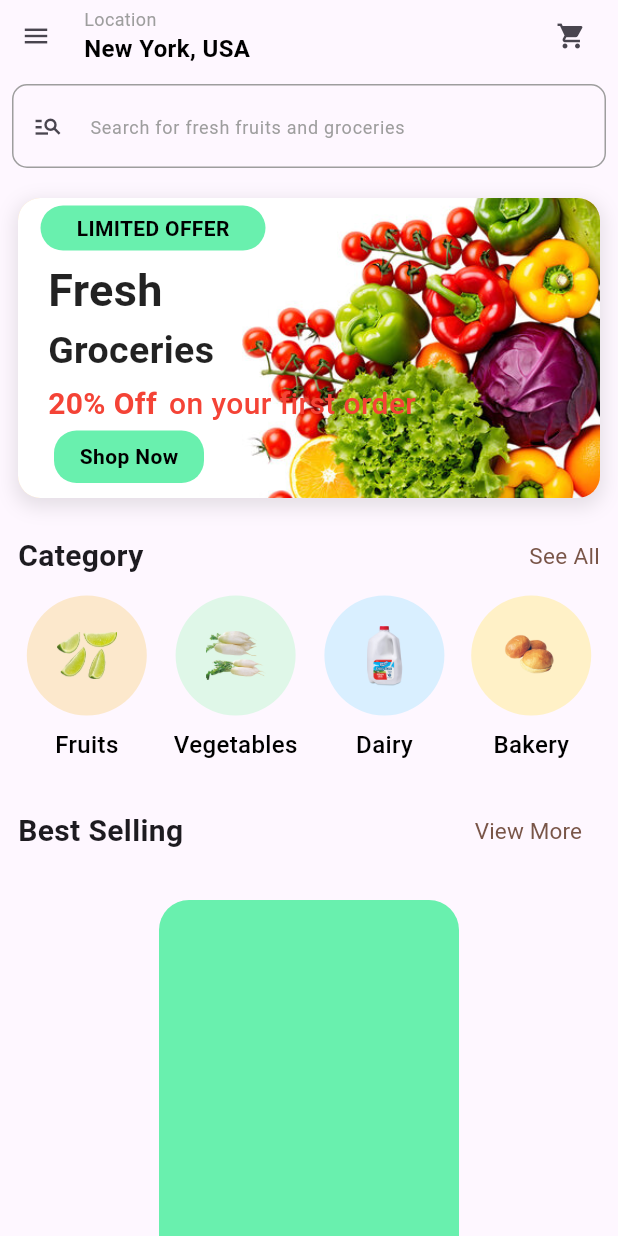
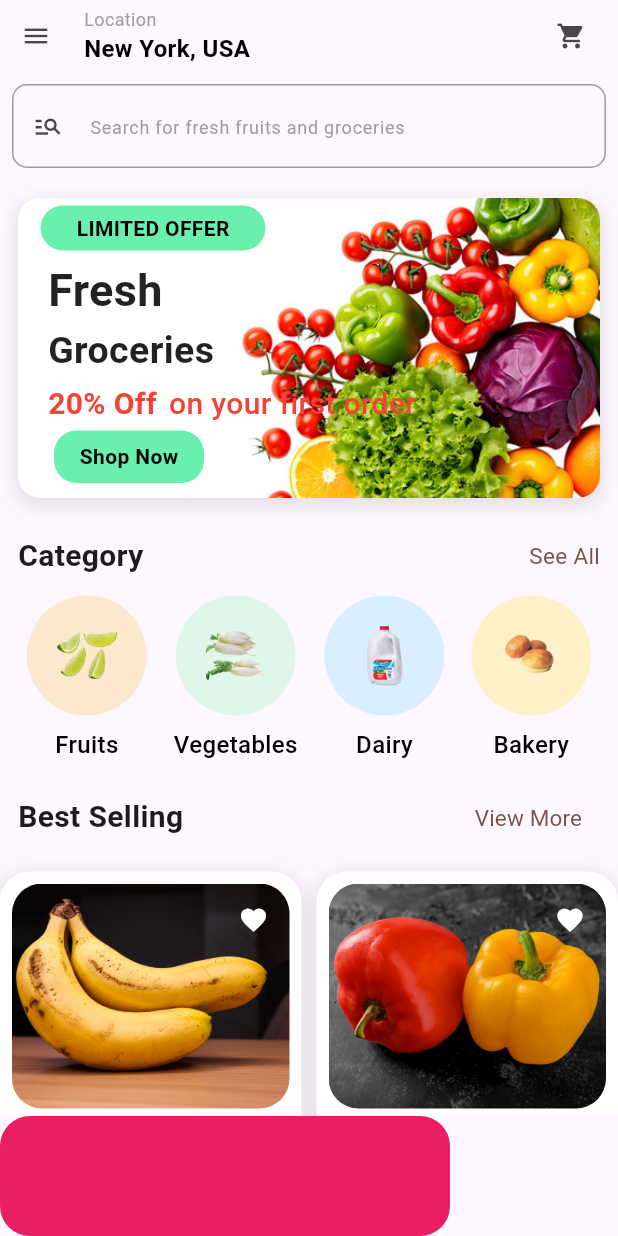
Before and after one commit to Khorsed-Alam/freshgrocery, a Flutter app: the screen it shows after launch, on a phone screen of 412 x 824 dp. Run offline on Flutter 3.47's test engine with Material 3 defaults, Android fonts, the phone set to English and light mode, and no system bars.

Commit message:
Selling Card product list

```diff
--- /dev/null
+++ b/lib/custom_widget/Selling_Card.dart
@@ -0,0 +1,123 @@
+import 'package:flutter/cupertino.dart';
+import 'package:flutter/material.dart';
+
+class Selling_Card extends StatelessWidget {
+
+  final String image;
+  final String name;
+  final String type;
+  final String weight;
+  final double price;
+
+  const Selling_Card({
+    required this.image,
+    required this.name,
+    required this.type,
+    required this.weight,
+    required this.price,
+    super.key,
+  });
+
+  @override
+  Widget build(BuildContext context) {
+    return Container(
+        height: 320,
+        width: 200,
+        decoration: BoxDecoration(
+            color: Colors.white,
+            borderRadius: BorderRadius.circular(20),
+            boxShadow:[
+              BoxShadow(
+                color: Colors.black.withOpacity(0.1),
+                blurRadius: 10,
+                spreadRadius: 2,
+                offset: const Offset(0, 4),
+              ),
+            ]
+        ),
+        child: Column(
+          children: [
+            Padding(
+              padding: const EdgeInsets.all(8.0),
+              child: Container(
+                height: 150,
+                width: 200,
+                decoration: BoxDecoration(
+                  borderRadius: BorderRadius.circular(20),
+                  image: DecorationImage(
+                    image: AssetImage(image),
+                    fit: BoxFit.cover,
+
+
+                  ),
+                ),
+                child: Positioned(
+                    top: 10,
+                    right: 10,
+                    child: Align(
+                      alignment: Alignment.topRight,
+                      child:  IconButton(onPressed: (){},
+                          icon: Icon(Icons.favorite,color: Colors.white, size: 20,)),)
+
+                ),
+
+
+              ),
+            ),
+            Padding(
+              padding: EdgeInsets.only(left: 15),
+              child: Column(
+                crossAxisAlignment: CrossAxisAlignment.start,
+                children: [
+                  Text(name,style: TextStyle(
+                    fontSize: 15,
+                    fontWeight: FontWeight.bold,
+                    color: Colors.black,
+                  ),),
+
+                  SizedBox(
+                    height: 1,
+                  ),  Text( type,style: TextStyle(
+                    fontSize: 20,
+                    fontWeight: FontWeight.bold,
+                    color: Colors.black,
+                  ),),
+
+                  SizedBox(
+                    height: 1,
+                  ),
+                  Text(weight, style: TextStyle(
+                    fontSize: 15,
+                    fontWeight: FontWeight.w400,
+                    color: Colors.black,
+                  ),),
+
+                  Padding(
+                    padding: EdgeInsets.all(8.0),
+                    child: Row(
+                      mainAxisAlignment: MainAxisAlignment.spaceBetween,
+                      children: [
+                        Text( price.toString(),style: TextStyle(
+                          fontSize: 15,
+                          fontWeight: FontWeight.bold,
+                          color: Colors.black,
+                        ),),
+                        SizedBox(
+                          width: 5,
+
+                        ),
+
+                        IconButton(onPressed: (){}, icon: Icon(Icons.add,color: Colors.brown,size: 20,))
+                      ],
+
+                    ),
+                  )
+
+                ],
+              ),
+            )
+          ],
+        )
+    );
+  }
+}
--- /dev/null
+++ b/lib/data/product_list.dart
@@ -0,0 +1,30 @@
+final List<Map<String, dynamic>> products = [
+  {
+    "image": "assets/banana.jpg",
+    "name": "Banana",
+    "type": "Organic",
+    "weight": "1kg",
+    "price": 2.40,
+  },
+  {
+    "image": "assets/capsicum.jpg",
+    "name": "Vegetable",
+    "type": "Bell Pepper",
+    "weight": "2kg",
+    "price": 4.99,
+  },
+  {
+    "image": "assets/apple.jpg",
+    "name": "Apple",
+    "type": "Fresh",
+    "weight": "1kg",
+    "price": 3.20,
+  },
+  {
+    "image": "assets/orange.jpg",
+    "name": "Orange",
+    "type": "Juicy",
+    "weight": "1kg",
+    "price": 5.00,
+  },
+];
--- a/lib/screen/home.dart
+++ b/lib/screen/home.dart
@@ -1,5 +1,7 @@
 import 'package:flutter/material.dart';
+import '../data/product_list.dart';
 
+import '../custom_widget/Selling_Card.dart';
 import '../custom_widget/category_button.dart';
 
 class home extends StatelessWidget {
@@ -9,29 +11,22 @@ class home extends StatelessWidget {
   Widget build(BuildContext context) {
     return Scaffold(
       body: SafeArea(
+        child: SingleChildScrollView(
           child: Column(
             children: [
               Row(
                 children: [
                   IconButton(
                     onPressed: () {},
-                  icon: const Icon(
-                    Icons.menu,
-                    size: 20,
+                    icon: const Icon(Icons.menu, size: 20),
                   ),
-                ),
-                const SizedBox(
-                  width: 8,
-                ),
+                  const SizedBox(width: 8),
                   const Column(
                     crossAxisAlignment: CrossAxisAlignment.start,
                     children: [
                       Text(
                         "Location",
-                      style: TextStyle(
-                        color: Colors.grey,
-                        fontSize: 12,
-                      ),
+                        style: TextStyle(color: Colors.grey, fontSize: 12),
                       ),
                       Text(
                         "New York, USA",
@@ -40,19 +35,14 @@ class home extends StatelessWidget {
                           fontWeight: FontWeight.bold,
                           color: Colors.black,
                         ),
-                    )
+                      ),
                     ],
                   ),
-                const SizedBox(
-                  width: 190,
-                ),
+                  const SizedBox(width: 190),
                   IconButton(
                     onPressed: () {},
-                  icon: const Icon(
-                    Icons.shopping_cart,
-                    size: 20,
+                    icon: const Icon(Icons.shopping_cart, size: 20),
                   ),
-                )
                 ],
               ),
 
@@ -66,10 +56,7 @@ class home extends StatelessWidget {
                       color: Colors.grey,
                       fontSize: 12,
                     ),
-                  prefixIcon: const Icon(
-                    Icons.manage_search,
-                    size: 20,
-                  ),
+                    prefixIcon: const Icon(Icons.manage_search, size: 20),
                     enabledBorder: OutlineInputBorder(
                       borderRadius: BorderRadius.circular(10),
                       borderSide: const BorderSide(
@@ -148,7 +135,7 @@ class home extends StatelessWidget {
                                 color: Colors.black87,
                               ),
                             ),
-                          const SizedBox(height:1),
+                            const SizedBox(height: 1),
                             const Text(
                               "Groceries",
                               style: TextStyle(
@@ -168,7 +155,7 @@ class home extends StatelessWidget {
                                     color: Colors.red,
                                   ),
                                 ),
-                              SizedBox(width:8),
+                                SizedBox(width: 8),
                                 Text(
                                   "on your first order",
                                   style: TextStyle(
@@ -273,54 +260,77 @@ class home extends StatelessWidget {
                 ],
               ),
 
-
               /// Selling Header
-            SizedBox(
-              height: 10,
-            ),
+              SizedBox(height: 1),
               Padding(
                 padding: const EdgeInsets.all(12.0),
                 child: Row(
                   mainAxisAlignment: MainAxisAlignment.spaceBetween,
                   children: [
-                  Text("Best Selling",style: TextStyle(
+                    Text(
+                      "Best Selling",
+                      style: TextStyle(
                         fontSize: 20,
                         fontWeight: FontWeight.bold,
-                  ),),
+                      ),
+                    ),
                     TextButton(
-                    onPressed: (){},
-                    child: Text("View More",style: TextStyle(
+                      onPressed: () {},
+                      child: Text(
+                        "View More",
+                        style: TextStyle(
                           fontSize: 15,
                           fontWeight: FontWeight.w400,
                           color: Colors.brown,
-                    ),),
+                        ),
+                      ),
+                    ),
+                  ],
+                ),
+              ),
+
+              /// Selling Items
+              GridView.builder(
+                shrinkWrap: true,
+                physics: const NeverScrollableScrollPhysics(),
+                itemCount: products.length,
+                gridDelegate: const SliverGridDelegateWithFixedCrossAxisCount(
+                  crossAxisCount: 2,
+                  crossAxisSpacing: 10,
+                  mainAxisSpacing: 10,
+                  childAspectRatio: 0.65,
+                ),
+                itemBuilder: (context, index) {
+                  return Selling_Card(
+                    image: products[index]["image"],
+                    name: products[index]["name"],
+                    type: products[index]["type"],
+                    weight: products[index]["weight"],
+                    price: products[index]["price"],
+                  );
+                },
               ),
             ],
           ),
         ),
 
 
-            /// Selling Items
-
-            SizedBox(
-              height: 10,
       ),
 
+
+      bottomNavigationBar: Row(
+        children: [
           Container(
-              height: 300,
-              width: 200,
+            width: 300,
+            height: 80,
             decoration: BoxDecoration(
-                color: Colors.greenAccent,
               borderRadius: BorderRadius.circular(20),
+              color: Colors.pink,
             ),
-            )
-
-
-
-
+          ),
         ],
       ),
-      ),
+
     );
   }
 }
```
Also changed, not shown: assets/apple.jpg (added), assets/banana.jpg (added), assets/capsicum.jpg (added). Lines whose indentation alone changed are shown as unchanged.
